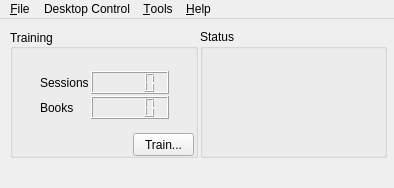
Old version of the form ui/windows/main.ui in the repository smartboyhw/speechcontrol.
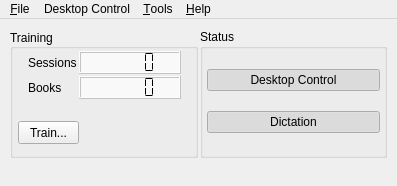
New version of the form. Icons and pictures are not drawn.

Commit message: More dynamic UI changes to the Main window.

```diff
--- a/ui/windows/main.ui
+++ b/ui/windows/main.ui
@@ -10,8 +10,8 @@
    <rect>
     <x>0</x>
     <y>0</y>
-    <width>394</width>
-    <height>188</height>
+    <width>397</width>
+    <height>186</height>
    </rect>
   </property>
   <property name="sizePolicy">
@@ -44,6 +44,66 @@
      </rect>
     </property>
     <layout class="QGridLayout" name="gridLayout">
+     <item row="0" column="1" rowspan="2">
+      <widget class="QGroupBox" name="groupBox">
+       <property name="minimumSize">
+        <size>
+         <width>0</width>
+         <height>75</height>
+        </size>
+       </property>
+       <property name="title">
+        <string>Status</string>
+       </property>
+       <widget class="QWidget" name="verticalLayoutWidget">
+        <property name="geometry">
+         <rect>
+          <x>5</x>
+          <y>20</y>
+          <width>177</width>
+          <height>105</height>
+         </rect>
+        </property>
+        <layout class="QVBoxLayout" name="verticalLayout">
+         <item>
+          <widget class="QPushButton" name="btnDsktpCntrl">
+           <property name="text">
+            <string>Desktop Control</string>
+           </property>
+           <property name="checkable">
+            <bool>true</bool>
+           </property>
+           <property name="checked">
+            <bool>true</bool>
+           </property>
+           <property name="flat">
+            <bool>true</bool>
+           </property>
+          </widget>
+         </item>
+         <item>
+          <widget class="QPushButton" name="btnDctn">
+           <property name="text">
+            <string>Dictation</string>
+           </property>
+           <property name="checkable">
+            <bool>true</bool>
+           </property>
+           <property name="checked">
+            <bool>true</bool>
+           </property>
+           <property name="flat">
+            <bool>true</bool>
+           </property>
+          </widget>
+         </item>
+        </layout>
+       </widget>
+       <zorder>groupBoxTraining</zorder>
+       <zorder>groupBoxTraining</zorder>
+       <zorder>verticalLayoutWidget</zorder>
+      </widget>
+     </item>
      <item row="0" column="0" rowspan="2">
       <widget class="QGroupBox" name="groupBoxTraining">
        <property name="sizePolicy">
@@ -64,9 +124,9 @@
        <widget class="QWidget" name="formLayoutWidget">
         <property name="geometry">
          <rect>
-          <x>28</x>
-          <y>40</y>
-          <width>133</width>
+          <x>16</x>
+          <y>20</y>
+          <width>157</width>
           <height>57</height>
          </rect>
         </property>
@@ -86,18 +146,46 @@
           </widget>
          </item>
          <item row="0" column="1">
-          <widget class="QLCDNumber" name="lcdSession"/>
+          <widget class="QLCDNumber" name="lcdSession">
+           <property name="sizePolicy">
+            <sizepolicy hsizetype="MinimumExpanding" vsizetype="Minimum">
+             <horstretch>0</horstretch>
+             <verstretch>0</verstretch>
+            </sizepolicy>
+           </property>
+           <property name="styleSheet">
+            <string notr="true">background-color: rgba(255, 255, 255, 170);
+color: rgb(0, 0, 0);</string>
+           </property>
+           <property name="segmentStyle">
+            <enum>QLCDNumber::Flat</enum>
+           </property>
+          </widget>
          </item>
          <item row="1" column="1">
-          <widget class="QLCDNumber" name="lcdBooks"/>
+          <widget class="QLCDNumber" name="lcdBooks">
+           <property name="sizePolicy">
+            <sizepolicy hsizetype="MinimumExpanding" vsizetype="Minimum">
+             <horstretch>0</horstretch>
+             <verstretch>0</verstretch>
+            </sizepolicy>
+           </property>
+           <property name="styleSheet">
+            <string notr="true">background-color: rgba(255, 255, 255, 170);
+color: rgb(0, 0, 0);</string>
+           </property>
+           <property name="segmentStyle">
+            <enum>QLCDNumber::Flat</enum>
+           </property>
+          </widget>
          </item>
         </layout>
        </widget>
        <widget class="QPushButton" name="btnTrain">
         <property name="geometry">
          <rect>
-          <x>123</x>
-          <y>104</y>
+          <x>8</x>
+          <y>92</y>
           <width>61</width>
           <height>23</height>
          </rect>
@@ -108,35 +196,6 @@
        </widget>
       </widget>
      </item>
-     <item row="0" column="1" rowspan="2">
-      <widget class="QGroupBox" name="groupBox">
-       <property name="minimumSize">
-        <size>
-         <width>0</width>
-         <height>75</height>
-        </size>
-       </property>
-       <property name="title">
-        <string>Status</string>
-       </property>
-       <widget class="QLabel" name="lblStatusText">
-        <property name="geometry">
-         <rect>
-          <x>4</x>
-          <y>20</y>
-          <width>173</width>
-          <height>105</height>
-         </rect>
-        </property>
-        <property name="text">
-         <string/>
-        </property>
-        <property name="alignment">
-         <set>Qt::AlignCenter</set>
-        </property>
-       </widget>
-      </widget>
-     </item>
     </layout>
    </widget>
   </widget>
@@ -162,7 +221,7 @@
     <rect>
      <x>0</x>
      <y>0</y>
-     <width>394</width>
+     <width>397</width>
      <height>22</height>
     </rect>
    </property>
```
The commit also changes 2 other files.
